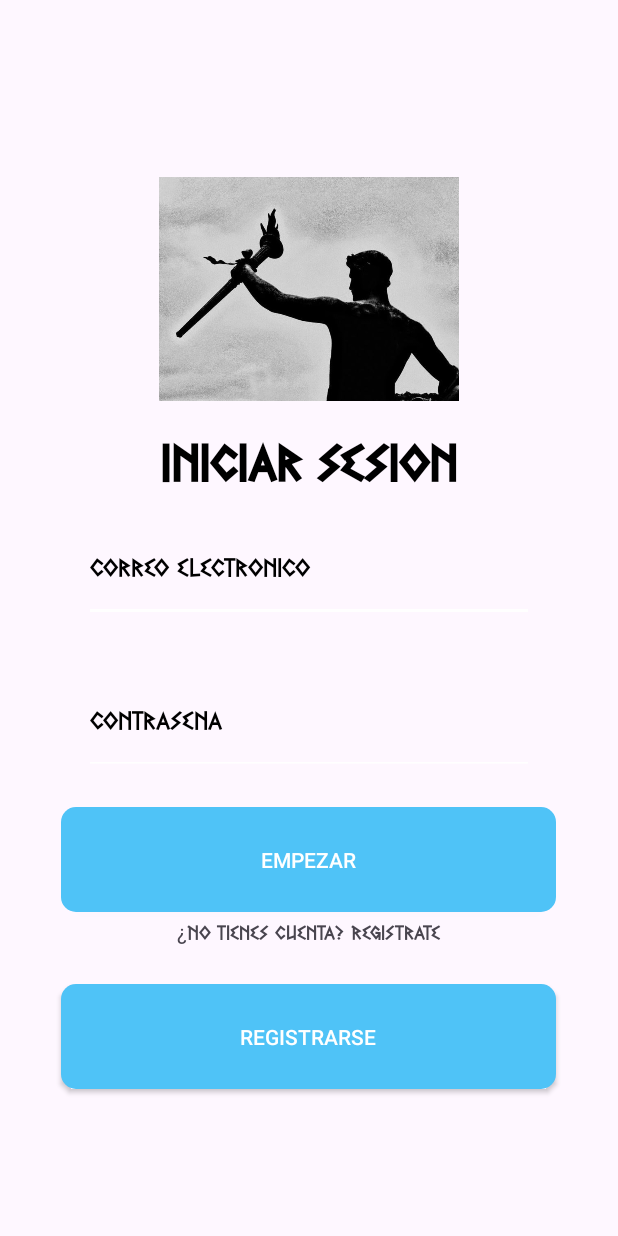
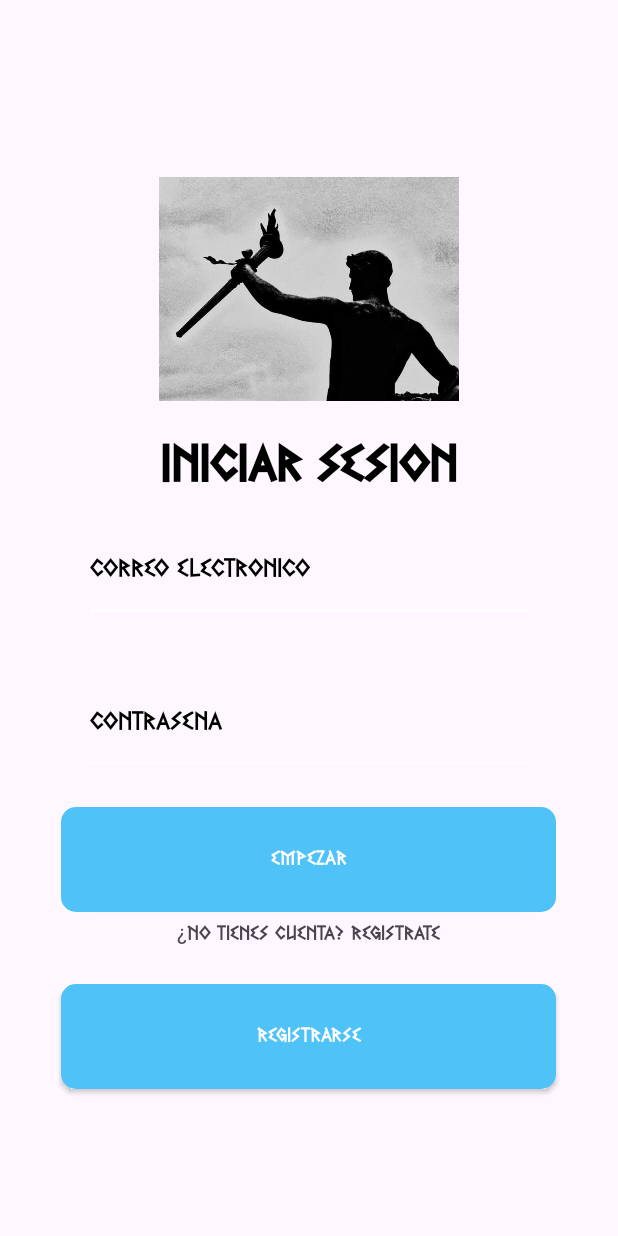
Before and after one commit to bmartinezmdam1/KalosKagathos, an Android app: the screen it shows after launch (LoginActivity), on a phone screen of 412 x 824 dp. Run offline under Robolectric (Android 15) with nearby library versions, the phone set to English and light mode, and no system bars; our stand-ins replace Firebase (no records; nobody signed in at launch, a user with empty details on screens opened directly).

Commit message:
Cambios estéticos

```diff
--- a/app/src/main/res/layout/login.xml
+++ b/app/src/main/res/layout/login.xml
@@ -59,6 +59,7 @@
         android:layout_marginBottom="16dp"
         android:onClick="btnEmpezar"
         style="@style/ButtonStyle"
+        android:fontFamily="@font/greek_freak"
  />
     <TextView
         android:layout_width="wrap_content"
@@ -74,6 +75,7 @@
         android:layout_marginTop="0dp"
         android:layout_marginBottom="16dp"
         style="@style/ButtonStyle"
+        android:fontFamily="@font/greek_freak"
         />
 
 
```
Also changed, not shown: app/src/main/res/layout/row.xml (+11 -5 lines).
